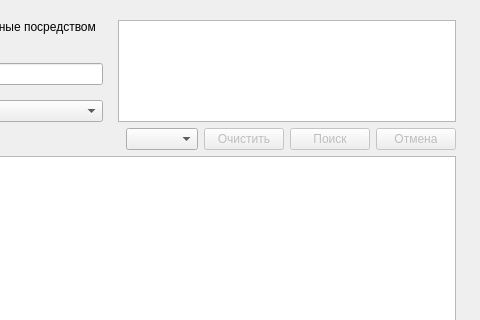
Above: vocabulary.ui from iliner23/openRadar before the change; both pictures show x 265 to 745 and y 0 to 320 of the 745 by 705 pixel window. Below: the same form after it.
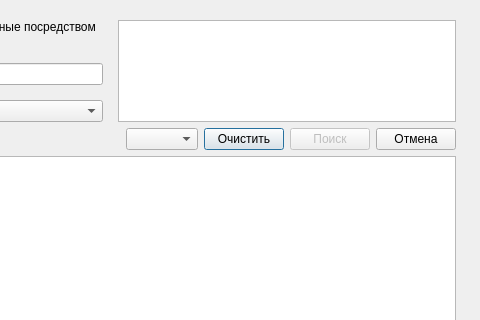
That is the form after the change.

Patch:
```diff
--- a/vocabulary.ui
+++ b/vocabulary.ui
@@ -166,7 +166,7 @@
         <item>
          <widget class="QPushButton" name="pushButton">
           <property name="enabled">
-           <bool>false</bool>
+           <bool>true</bool>
           </property>
           <property name="text">
            <string>Очистить</string>
@@ -186,7 +186,7 @@
         <item>
          <widget class="QPushButton" name="pushButton_3">
           <property name="enabled">
-           <bool>false</bool>
+           <bool>true</bool>
           </property>
           <property name="text">
            <string>Отмена</string>
```
Left out of the diff: 19 changed lines with no effect on the pictures.
